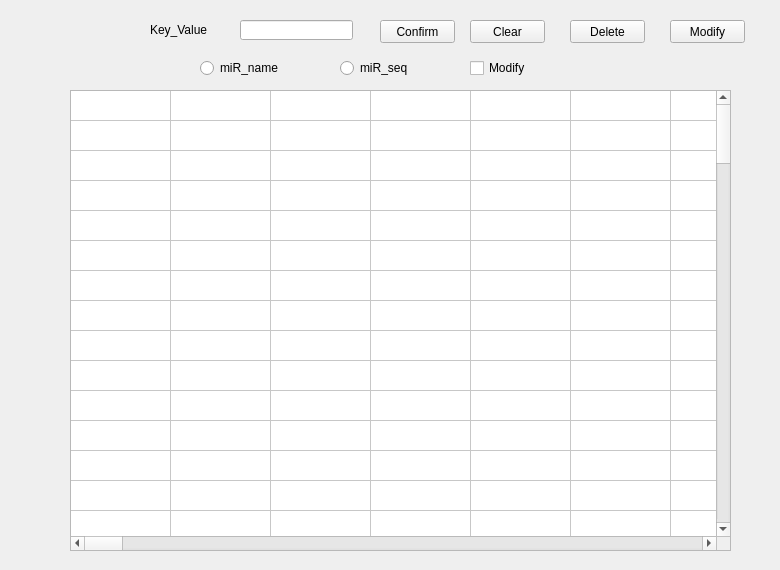
Old version of the form qt/frontshow/searchdata.ui in the repository Sheldon04/THLBase.
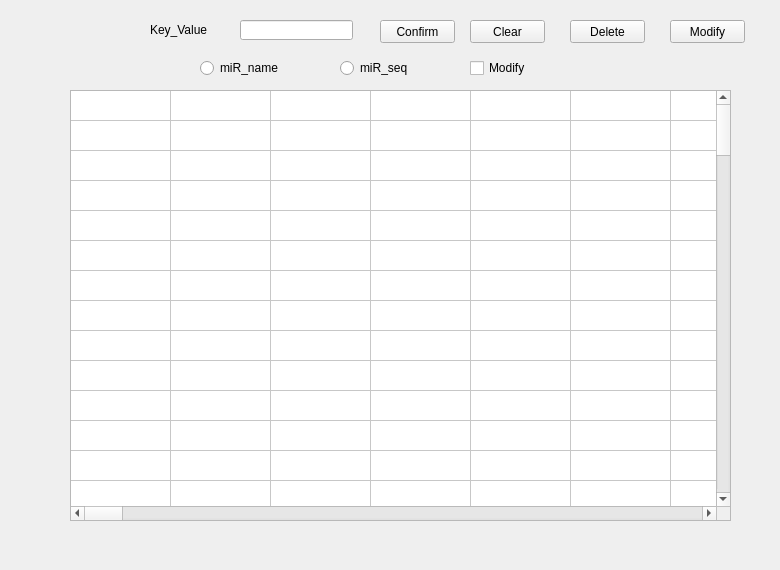
New version of the form.

Patch:
```diff
--- a/qt/frontshow/searchdata.ui
+++ b/qt/frontshow/searchdata.ui
@@ -81,7 +81,7 @@
      <x>70</x>
      <y>90</y>
      <width>661</width>
-     <height>461</height>
+     <height>431</height>
     </rect>
    </property>
    <property name="textElideMode">
@@ -368,6 +368,19 @@
     <string>Modify</string>
    </property>
   </widget>
+  <widget class="QLabel" name="stateLabel">
+   <property name="geometry">
+    <rect>
+     <x>70</x>
+     <y>530</y>
+     <width>661</width>
+     <height>31</height>
+    </rect>
+   </property>
+   <property name="text">
+    <string/>
+   </property>
+  </widget>
   <zorder>movieLabel</zorder>
   <zorder>label_2</zorder>
   <zorder>lineEdit</zorder>
```
Left out of the diff: 1 changed line with no effect on the pictures.
